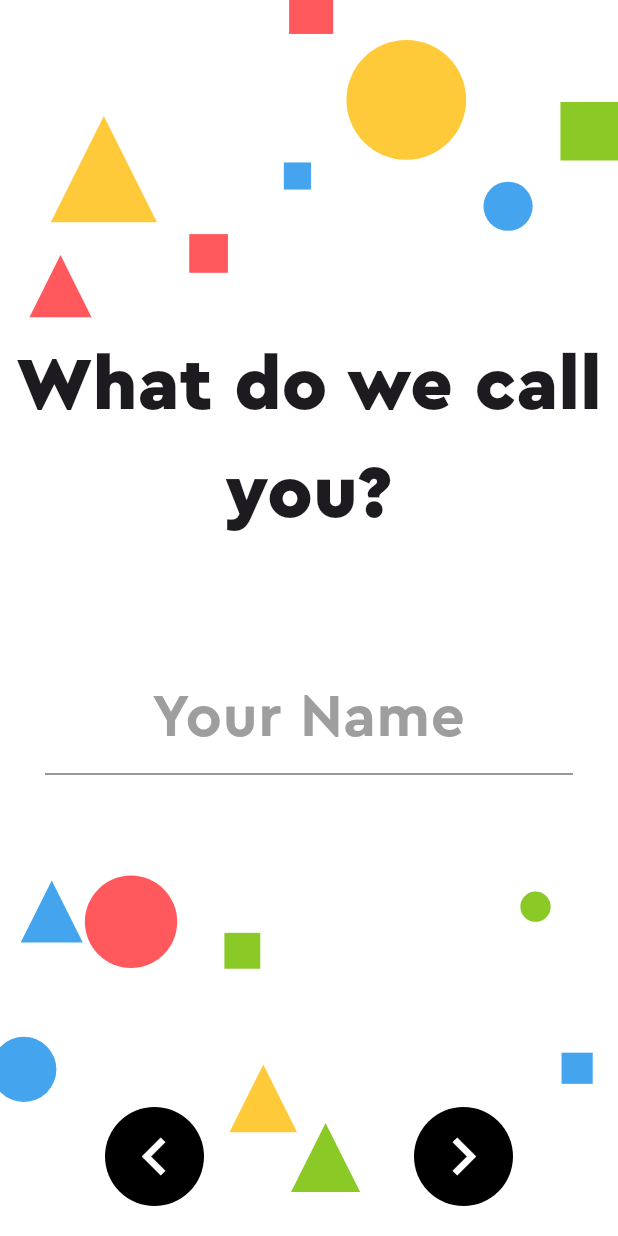
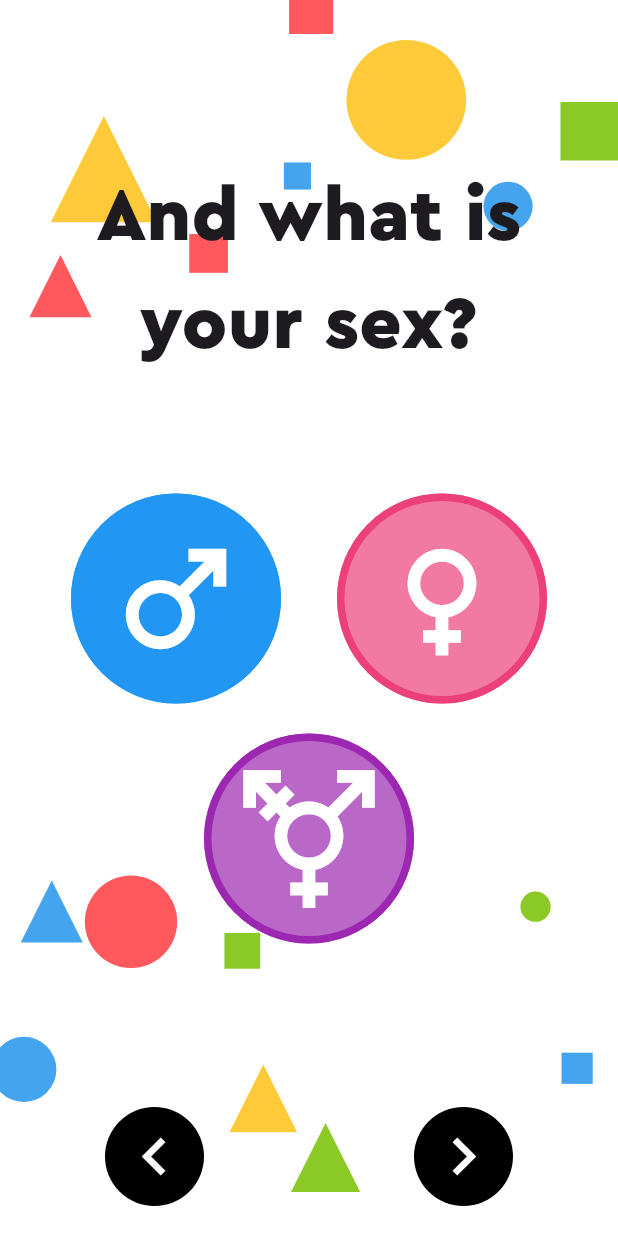
Before and after one commit to Anshu-79/aqua, a Flutter app: the SexInputScreen screen opened directly, on a phone screen of 412 x 824 dp. Run offline on Flutter 3.47's test engine with Material 3 defaults, Android fonts, the phone set to English and light mode, and no system bars; drawn by our look-alikes of animated_text_kit; our stand-ins replace drift, email_validator, firebase_core, flutter_colorpicker, freezed_annotation, liquid_swipe and 4 more; missing offline and left inert: coast, cron, flow_builder, searchable_listview, sqlite3; accounts and stored records are empty; generated files the repository leaves out were written again; project files that could hold a hidden picture were left out.

Commit message:
complete sex input page

```diff
--- a/lib/main.dart
+++ b/lib/main.dart
@@ -2,6 +2,7 @@
 import 'dart:ui';
 
 import 'package:aqua/screens/onboarding/form/name.dart';
+import 'package:aqua/screens/onboarding/form/sex.dart';
 import 'package:firebase_core/firebase_core.dart';
 import 'package:flutter/material.dart';
 import 'package:liquid_swipe/liquid_swipe.dart';
--- a/lib/screens/onboarding/form/profile.dart
+++ b/lib/screens/onboarding/form/profile.dart
@@ -8,6 +8,7 @@ abstract class Profile with _$Profile {
     String? name,
     String? email,
     int? currentPage,
+    String? sex,
   }) = _Profile;
 }
 
--- a/lib/screens/onboarding/form/sex.dart
+++ b/lib/screens/onboarding/form/sex.dart
@@ -1,8 +1,9 @@
 import 'package:animated_text_kit/animated_text_kit.dart';
-import 'package:aqua/screens/onboarding/form/email.dart';
-import 'package:aqua/screens/onboarding/onboarding.dart';
+import 'package:flow_builder/flow_builder.dart';
 import 'package:flutter/material.dart';
 
+import 'package:aqua/screens/onboarding/form/profile.dart';
+import 'package:aqua/screens/onboarding/form/nav_buttons.dart';
 import 'package:aqua/utils.dart' as utils;
 import 'package:aqua/shape_painter.dart';
 
@@ -14,8 +15,27 @@ class SexInputScreen extends StatefulWidget {
 }
 
 class _SexInputScreenState extends State<SexInputScreen> {
-  final formKey = GlobalKey<FormState>();
-  TextEditingController nameController = TextEditingController();
+  String _selected = 'M';
+
+  Widget sexRadioButton(String value, Color color, Icon icon) {
+    bool isSelected = _selected == value;
+    return SizedBox(
+      height: 140,
+      width: 140,
+      child: IconButton(
+        icon: icon,
+        onPressed: () => setState(() => _selected = value),
+        iconSize: 100,
+        style: IconButton.styleFrom(
+            backgroundColor: isSelected ? color : utils.lighten(color, 30),
+            foregroundColor: Colors.white,
+            side: BorderSide(
+              color: color,
+              width: 5,
+            )),
+      ),
+    );
+  }
 
   @override
   Widget build(BuildContext context) {
@@ -25,13 +45,17 @@ class _SexInputScreenState extends State<SexInputScreen> {
             ColoredShapesBackground(),
             Container(
               margin: const EdgeInsets.all(10),
-            child:
-                Column(mainAxisAlignment: MainAxisAlignment.center, children: [
-              AnimatedTextKit(
-                repeatForever: true,
+              width: MediaQuery.of(context).size.width,
+              child: Column(
+                  mainAxisAlignment: MainAxisAlignment.center,
+                  children: [
+                    Container(
+                      height: 200,
+                      child: AnimatedTextKit(
+                        totalRepeatCount: 1,
                         animatedTexts: [
                           TypewriterAnimatedText(
-                    "What do we call you?",
+                            "And what is your sex?",
                             textStyle: const TextStyle(
                                 fontSize: 50, fontWeight: FontWeight.w800),
                             textAlign: TextAlign.center,
@@ -40,79 +64,37 @@ class _SexInputScreenState extends State<SexInputScreen> {
                           ),
                         ],
                       ),
+                    ),
                     const SizedBox(
-                height: 75,
+                      height: 20,
                     ),
-              Padding(
-                padding: const EdgeInsets.symmetric(horizontal: 20),
-                child: Form(
-                  key: formKey,
-                  child: TextFormField(
-                    style: utils.ThemeText.nameInputField,
-                    controller: nameController,
-                    textCapitalization: TextCapitalization.words,
-                    textAlign: TextAlign.center,
-                    decoration: InputDecoration(
-                      hintText: "Your Name",
-                      hintStyle: utils.ThemeText.formHint,
-                      filled: false,
-                      border: UnderlineInputBorder(
-                          borderSide: BorderSide(
-                              color: Theme.of(context).primaryColor)),
+                    Column(
+                      children: [
+                        Row(
+                          mainAxisAlignment: MainAxisAlignment.spaceEvenly,
+                          children: [
+                            sexRadioButton(
+                                'M', Colors.blue, const Icon(Icons.male)),
+                            sexRadioButton('F', Colors.pink.shade400,
+                                const Icon(Icons.female)),
+                          ],
                         ),
-                    validator: (value) {
-                      if (value!.trim().isEmpty) {
-                        return "Name cannot be empty";
-                      } else {
-                        return null;
-                      }
-                    },
+                        const SizedBox(
+                          height: 20,
                         ),
-                ),
+                        sexRadioButton(
+                            'O', Colors.purple, const Icon(Icons.transgender))
+                      ],
                     ),
                   ]),
             ),
           ],
         ),
-      bottomNavigationBar: Padding(
-        padding: const EdgeInsets.only(bottom: 20),
-        child: Row(
-          mainAxisAlignment: MainAxisAlignment.spaceAround,
-          children: [
-            IconButton.filled(
-              icon: const Icon(Icons.chevron_left),
-              iconSize: 50,
-              style: IconButton.styleFrom(
-                backgroundColor: Colors.black,
-                foregroundColor: Colors.white,
-              ),
-              onPressed: () {
-                Navigator.push(
-                    context,
-                    MaterialPageRoute(
-                        builder: (context) => const OnboardingView()));
-              },
-            ),
-            IconButton.filled(
-              icon: const Icon(Icons.chevron_right),
-              iconSize: 50,
-              style: IconButton.styleFrom(
-                backgroundColor: Colors.black,
-                foregroundColor: Colors.white,
-              ),
-              onPressed: () {
-                if (formKey.currentState!.validate()) {
-                  final name = nameController.text;
-                  Navigator.push(
-                      context,
-                      MaterialPageRoute(
-                          builder: (context) => EmailInputScreen(name: name)));
-                }
-              },
-            ),
-          ],
-        ),
-      ),
-    );
+        bottomNavigationBar: NavButtons(navBack: () {
+          context.flow<Profile>().update((profile) => profile.decrementPage());
+        }, navForward: () {
+          context.flow<Profile>().update(
+              (profile) => profile.copyWith(sex: _selected).incrementPage());
+        }));
   }
 }
```
Also changed, not shown: lib/screens/onboarding/form/profile.freezed.dart. Lines whose indentation alone changed are shown as unchanged.
